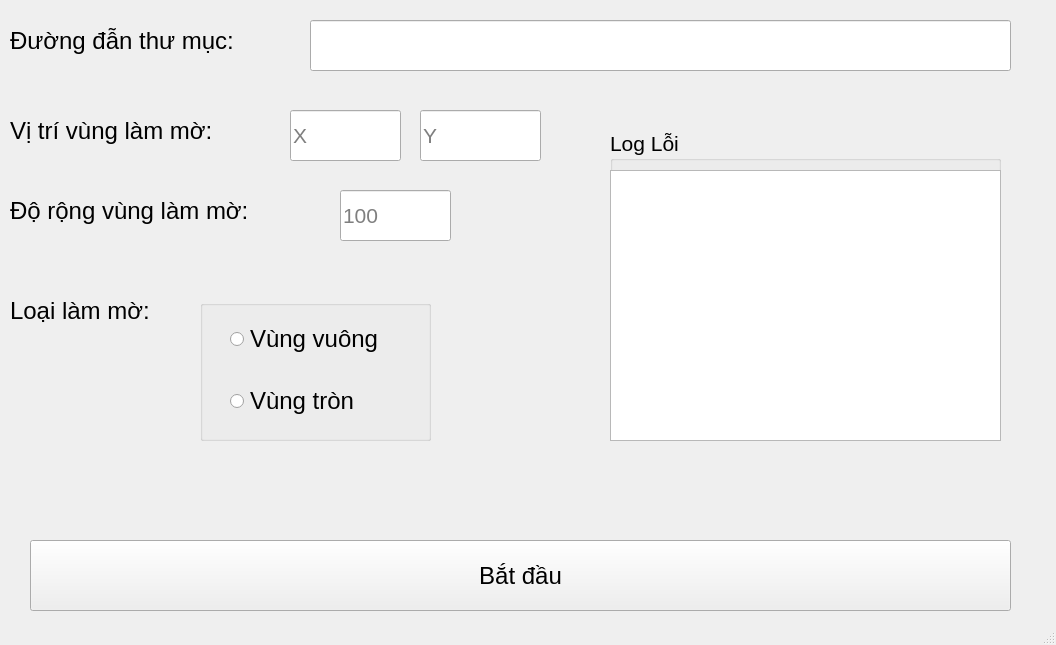
duyvo26/Xy-Ly-Anh-Thay-Khoi-Lam-Mo-Anh-Python, file main.ui: the form before one commit.
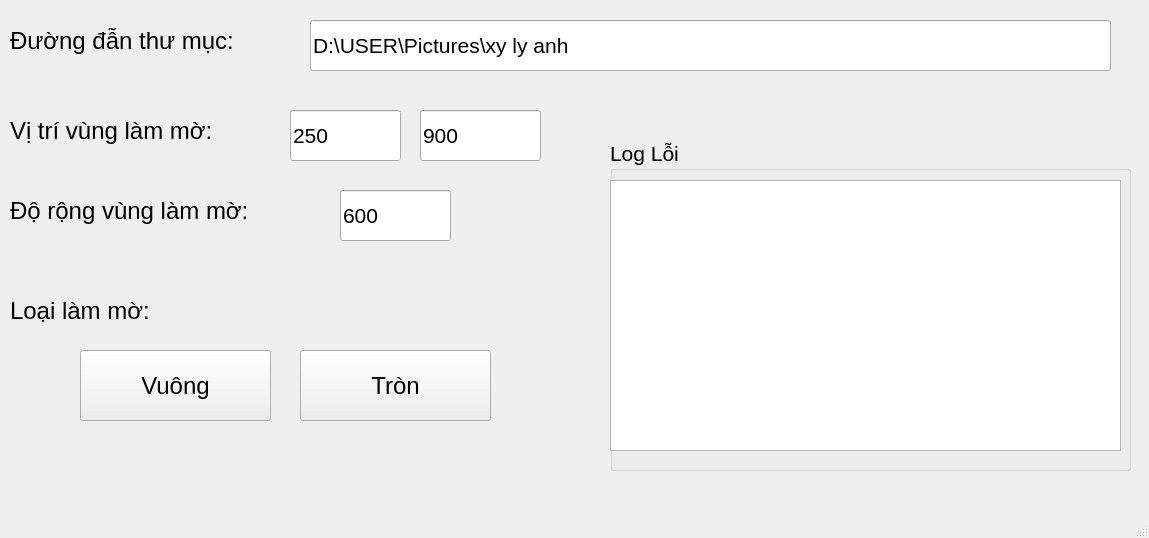
The form after the commit.

```diff
--- a/main.ui
+++ b/main.ui
@@ -6,8 +6,8 @@
    <rect>
     <x>0</x>
     <y>0</y>
-    <width>1056</width>
-    <height>645</height>
+    <width>1149</width>
+    <height>538</height>
    </rect>
   </property>
   <property name="windowTitle">
@@ -19,7 +19,7 @@
      <rect>
       <x>310</x>
       <y>20</y>
-      <width>701</width>
+      <width>801</width>
       <height>51</height>
      </rect>
     </property>
@@ -28,6 +28,9 @@
       <pointsize>16</pointsize>
      </font>
     </property>
+    <property name="text">
+     <string>D:\USER\Pictures\xy ly anh</string>
+    </property>
    </widget>
    <widget class="QLabel" name="label">
     <property name="geometry">
@@ -80,7 +83,7 @@
      </font>
     </property>
     <property name="text">
-     <string/>
+     <string>250</string>
     </property>
     <property name="placeholderText">
      <string>X</string>
@@ -101,7 +104,7 @@
      </font>
     </property>
     <property name="text">
-     <string/>
+     <string>900</string>
     </property>
     <property name="echoMode">
      <enum>QLineEdit::Normal</enum>
@@ -143,7 +146,7 @@
      </font>
     </property>
     <property name="text">
-     <string/>
+     <string>600</string>
     </property>
     <property name="placeholderText">
      <string>100</string>
@@ -167,56 +170,12 @@
      <string>Loại làm mờ:</string>
     </property>
    </widget>
-   <widget class="QGroupBox" name="groupBox">
+   <widget class="QPushButton" name="btn_batdau_vuong">
     <property name="geometry">
      <rect>
-      <x>200</x>
-      <y>300</y>
-      <width>231</width>
-      <height>141</height>
-     </rect>
-    </property>
-    <property name="font">
-     <font>
-      <pointsize>18</pointsize>
-     </font>
-    </property>
-    <property name="title">
-     <string/>
-    </property>
-    <widget class="QWidget" name="verticalLayoutWidget">
-     <property name="geometry">
-      <rect>
-       <x>30</x>
-       <y>0</y>
-       <width>201</width>
-       <height>141</height>
-      </rect>
-     </property>
-     <layout class="QVBoxLayout" name="verticalLayout">
-      <item>
-       <widget class="QRadioButton" name="radioButton">
-        <property name="text">
-         <string>Vùng vuông</string>
-        </property>
-       </widget>
-      </item>
-      <item>
-       <widget class="QRadioButton" name="radioButton_2">
-        <property name="text">
-         <string>Vùng tròn</string>
-        </property>
-       </widget>
-      </item>
-     </layout>
-    </widget>
-   </widget>
-   <widget class="QPushButton" name="btn_batdau">
-    <property name="geometry">
-     <rect>
-      <x>30</x>
-      <y>540</y>
-      <width>981</width>
+      <x>80</x>
+      <y>350</y>
+      <width>191</width>
       <height>71</height>
      </rect>
     </property>
@@ -226,16 +185,16 @@
      </font>
     </property>
     <property name="text">
-     <string>Bắt đầu</string>
+     <string>Vuông</string>
     </property>
    </widget>
    <widget class="QGroupBox" name="groupBox_2">
     <property name="geometry">
      <rect>
       <x>610</x>
-      <y>130</y>
-      <width>391</width>
-      <height>311</height>
+      <y>140</y>
+      <width>521</width>
+      <height>331</height>
      </rect>
     </property>
     <property name="font">
@@ -246,17 +205,40 @@
     <property name="title">
      <string>Log Lỗi</string>
     </property>
-    <widget class="QListView" name="listView">
+    <widget class="QPlainTextEdit" name="txt_log">
      <property name="geometry">
       <rect>
        <x>0</x>
        <y>40</y>
-       <width>391</width>
+       <width>511</width>
        <height>271</height>
       </rect>
      </property>
+     <property name="font">
+      <font>
+       <pointsize>11</pointsize>
+      </font>
+     </property>
     </widget>
    </widget>
+   <widget class="QPushButton" name="btn_batdau_tron">
+    <property name="geometry">
+     <rect>
+      <x>300</x>
+      <y>350</y>
+      <width>191</width>
+      <height>71</height>
+     </rect>
+    </property>
+    <property name="font">
+     <font>
+      <pointsize>18</pointsize>
+     </font>
+    </property>
+    <property name="text">
+     <string>Tròn</string>
+    </property>
+   </widget>
   </widget>
   <widget class="QStatusBar" name="statusbar"/>
  </widget>
```
Left out of the diff: 2 changed lines with no effect on the pictures.
